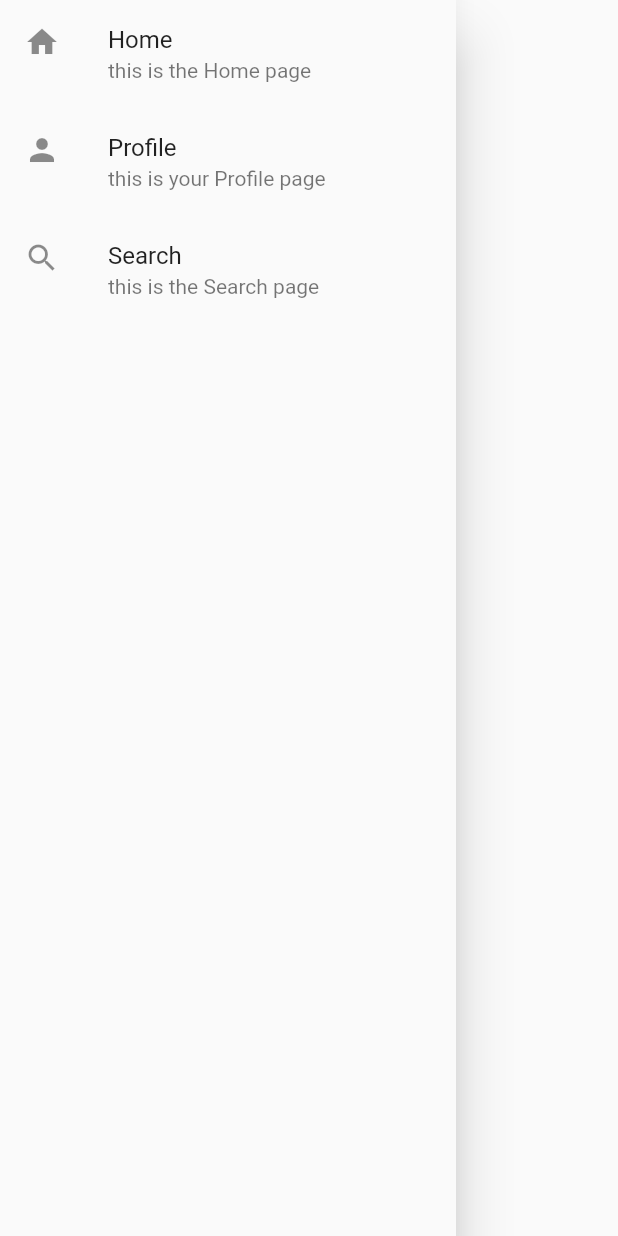
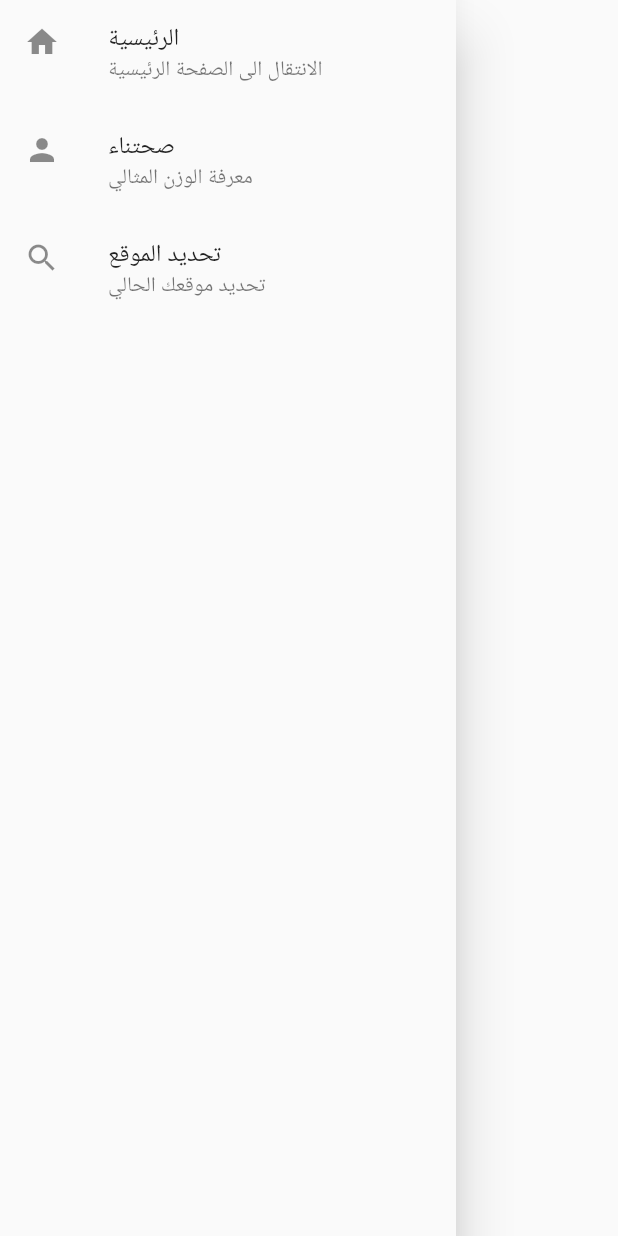
Before and after one commit to alikabi1394/AgeCalculation, a Flutter app: the MyDrawer widget shown alone on an empty page, opened directly, on a phone screen of 412 x 824 dp. Run offline on Flutter 3.47's test engine with Material 2 defaults, Android fonts, the phone set to English and light mode, and no system bars.

Commit message:
Modify the list

```diff
--- a/lib/Home.dart
+++ b/lib/Home.dart
@@ -10,9 +10,9 @@ class Home extends StatelessWidget {
     return MaterialApp(
       home: Scaffold(
         appBar: AppBar(
-          title: Text("Journaly"),
+          title: Text("أفكار"),
           centerTitle: true,
-          backgroundColor: Colors.green,
+          backgroundColor: Color.fromARGB(255, 226, 228, 126),
         ),
         drawer: MyDrawer(),
         body: Center(
--- a/lib/Login.dart
+++ b/lib/Login.dart
@@ -57,6 +57,8 @@ class _LoginState extends State<Login> {
           margin: EdgeInsets.all(10),
           color: correctEntry ? Colors.white : Colors.red,
           child: TextField(
+            // من اليمين لليسار
+            textAlign: TextAlign.right,
             onChanged: (value) => {password = value},
             decoration: InputDecoration(hintText: 'Password'),
           ),
--- a/lib/MyDrawer.dart
+++ b/lib/MyDrawer.dart
@@ -7,7 +7,6 @@ class MyDrawer extends StatelessWidget {
   const MyDrawer({
     super.key,
   });
-
 
   void openHomeScreen(BuildContext context) {
     Navigator.push(
@@ -41,20 +40,21 @@ class MyDrawer extends StatelessWidget {
           ListTile(
             onTap: () => openHomeScreen(context),
             leading: Icon(Icons.home),
-            title: Text("Home"),
-            subtitle: Text("this is the Home page"),
+            //Home
+            title: Text("الرئيسية"),
+            subtitle: Text("الانتقال الى الصفحة الرئيسية"),
           ),
           ListTile(
             onTap: () => openProfileScreen(context),
             leading: Icon(Icons.person),
-            title: Text("Profile"),
-            subtitle: Text("this is your Profile page"),
+            title: Text("صحتناء"),
+            subtitle: Text("معرفة الوزن المثالي"),
           ),
           ListTile(
             onTap: () => openSearchScreen(context),
             leading: Icon(Icons.search),
-            title: Text("Search"),
-            subtitle: Text("this is the Search page"),
+            title: Text("تحديد الموقع"),
+            subtitle: Text("تحديد موقعك الحالي"),
           ),
         ],
       ),
--- a/lib/MyProfile.dart
+++ b/lib/MyProfile.dart
@@ -11,11 +11,12 @@ class MyProfile extends StatelessWidget {
         appBar: AppBar(
           title: Text("MyProfile"),
           centerTitle: true,
-          backgroundColor: Colors.green,
+          backgroundColor: Color.fromARGB(255, 207, 175, 87),
         ),
         drawer: MyDrawer(),
         body: Center(
           child: Placeholder(),
+
         ),
       ),
     );
```
Also changed, not shown: lib/Search.dart (+9 -5 lines), lib/main.dart (line endings or trailing spaces).
